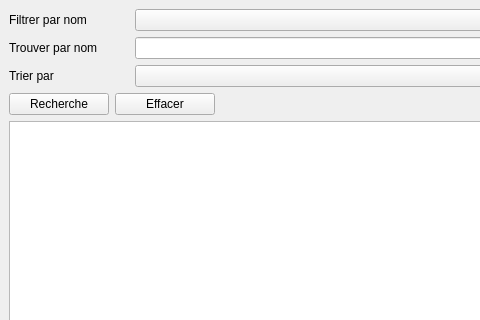
First picture: the form in ReceiptsQt/mainwindow.ui, repository luskynavy/luskycode, before the edit; both pictures show x 0 to 480 and y 0 to 320 of the 767 by 527 pixel window.
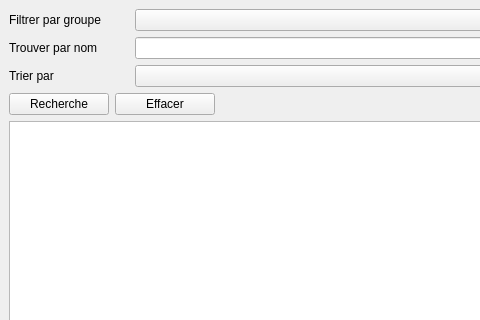
Second picture: the form after the edit.

```diff
--- a/ReceiptsQt/mainwindow.ui
+++ b/ReceiptsQt/mainwindow.ui
@@ -26,7 +26,7 @@
          </size>
         </property>
         <property name="text">
-         <string>Filtrer par nom</string>
+         <string>Filtrer par groupe</string>
         </property>
        </widget>
       </item>
```
